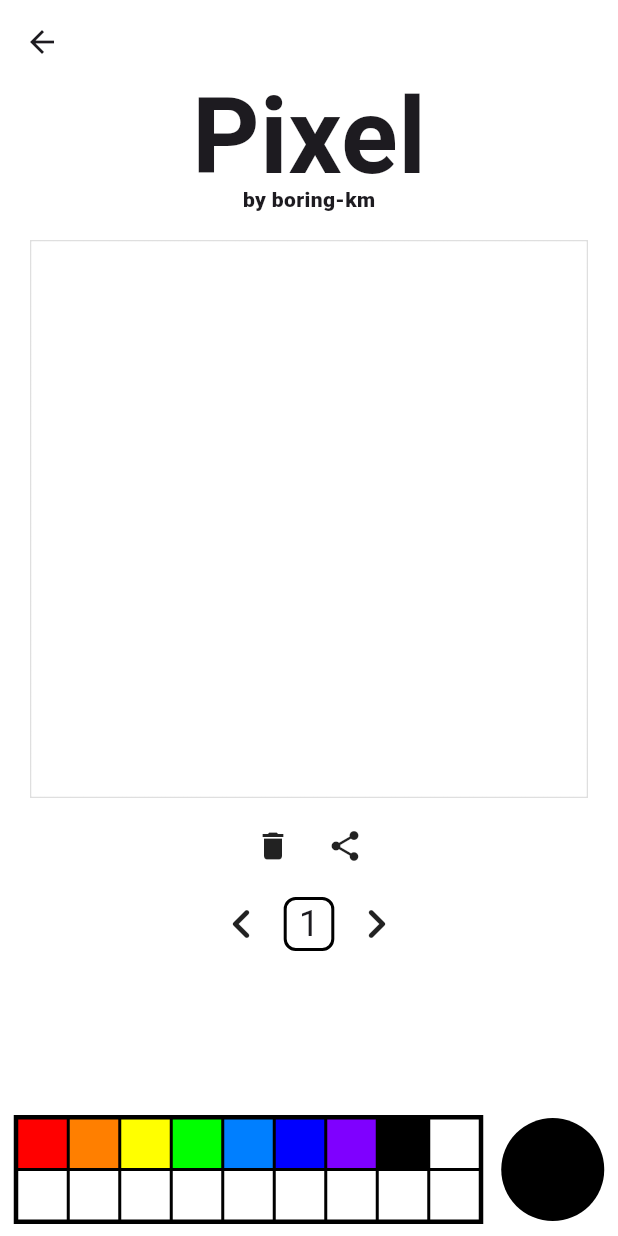
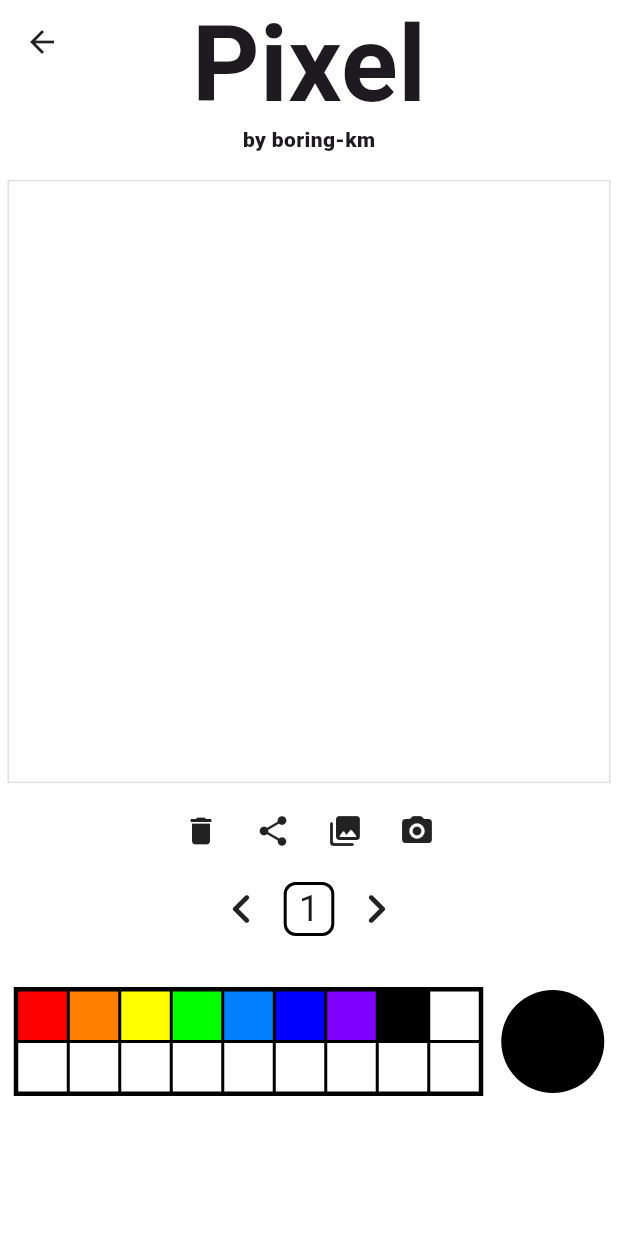
Before and after one commit to Droid-People/What-The-Banana, a Flutter app: the PixelArtScreen screen opened by its route, on a phone screen of 412 x 824 dp. Run offline on Flutter 3.47's test engine with Material 3 defaults, Android fonts, the phone set to English and light mode, and no system bars; our stand-ins replace flutter_colorpicker, flutter_riverpod, flutter_screenutil, go_router, image_picker, logger and 1 more; missing offline and left inert: crop_your_image; Roboto replaces fonts that are missing (PixelFont).

Commit message:
[pixel] 이미지 불러와서 픽셀 그림 그리기 및 이미지 추출 로직 개선

```diff
--- a/lib/contents/pixel_art/pixel_art_screen.dart
+++ b/lib/contents/pixel_art/pixel_art_screen.dart
@@ -6,8 +6,9 @@ import 'package:flutter_riverpod/flutter_riverpod.dart';
 import 'package:flutter_screenutil/flutter_screenutil.dart';
 import 'package:go_router/go_router.dart';
 import 'package:what_the_banana/contents/pixel_art/pixel_art_state_provider.dart';
-import 'package:what_the_banana/contents/pixel_art/pixel_painter.dart';
+import 'package:what_the_banana/contents/pixel_art/pixel_canvas.dart';
 import 'package:what_the_banana/gen/fonts.gen.dart';
+import 'package:what_the_banana/routes.dart';
 
 class PixelArtScreen extends ConsumerStatefulWidget {
   const PixelArtScreen({super.key});
@@ -17,14 +18,14 @@ class PixelArtScreen extends ConsumerStatefulWidget {
 }
 
 class _PixelArtScreenState extends ConsumerState<PixelArtScreen> {
+
   @override
   Widget build(BuildContext context) {
     final width = MediaQuery.of(context).size.width;
 
-    final boardSize = width - 40.h;
+    final boardSize = width - 10.h;
     final state = ref.watch(pixelArtStateNotifierProvider);
     final viewModel = ref.read(pixelArtStateNotifierProvider.notifier);
-    final pictureRecorder = PictureRecorder();
     final paletteWidth = (width * (3 / 4)) / 9;
 
     // bottom navigation bar padding
@@ -32,17 +33,8 @@ class _PixelArtScreenState extends ConsumerState<PixelArtScreen> {
 
     return Scaffold(
       backgroundColor: Colors.white,
-      appBar: AppBar(
-        backgroundColor: Colors.white,
-        leading: IconButton(
-          icon: const Icon(Icons.arrow_back),
-          onPressed: () {
-            context.pop();
-          },
-        ),
-      ),
-      body: Column(
-        mainAxisAlignment: MainAxisAlignment.spaceBetween,
+      body: SafeArea(
+        child: Column(
           children: [
             Column(
               children: [
@@ -53,19 +45,37 @@ class _PixelArtScreenState extends ConsumerState<PixelArtScreen> {
                   boardSize: boardSize,
                   pixelSize: state.pixelSize,
                   gridMap: state.gridMap,
-                pictureRecorder: pictureRecorder,
                   callback: viewModel.changePixelColor,
                 ),
                 12.verticalSpace,
-              DeleteAndShareRow(viewModel, pictureRecorder, boardSize),
+                MiddleButtons(
+                  onDrawMapWhite: viewModel.drawMapWhite,
+                  onShareImage: () =>
+                      viewModel.shareImage(boardSize.toInt()),
+                  onPickImageFromCamera: () {
+                    viewModel.pickImageFromCamera(
+                      callbackImage: (path) async {
+                        context.go(Routes.pixelArt + Routes.crop, extra: path);
+                      },
+                    );
+                  },
+                  onPickImageFromGallery: () {
+                    viewModel.pickImageFromGallery(
+                      callbackImage: (path) async {
+                        context.go(Routes.pixelArt + Routes.crop, extra: path);
+                      },
+                    );
+                  },
+                ),
                 12.verticalSpace,
                 PixelSizeController(viewModel, state.pixelSize),
               ],
             ),
             Padding(
-            padding: EdgeInsets.symmetric(
-              horizontal: 8,
-              vertical: bottomPadding + 8,
+              padding: EdgeInsets.only(
+                left: 8, right: 8,
+                top: 32,
+                bottom: bottomPadding,
               ),
               child: Row(
                 mainAxisAlignment: MainAxisAlignment.center,
@@ -80,7 +90,8 @@ class _PixelArtScreenState extends ConsumerState<PixelArtScreen> {
                         padding: EdgeInsets.zero,
                         gridDelegate:
                             const SliverGridDelegateWithFixedCrossAxisCount(
-                              crossAxisCount: 9),
+                          crossAxisCount: 9,
+                        ),
                         itemCount: state.arrayDeque.length,
                         itemBuilder: (ctx, index) {
                           final color = state.arrayDeque[index];
@@ -161,11 +172,12 @@ class _PixelArtScreenState extends ConsumerState<PixelArtScreen> {
                       width: paletteWidth * 2,
                       height: paletteWidth * 2,
                     ),
-                )
+                  ),
                 ],
               ),
             ),
           ],
+        ),
       ),
     );
   }
@@ -182,8 +194,22 @@ class _PixelArtScreenState extends ConsumerState<PixelArtScreen> {
     );
   }
 
-  Text TitleText() {
-    return Text(
+  Widget TitleText() {
+    return Stack(
+      children: [
+        GestureDetector(
+          onTap: () {
+            context.go(Routes.home);
+          },
+          child: const Padding(
+            padding: EdgeInsets.all(16),
+            child: Icon(Icons.arrow_back),
+          ),
+        ),
+        Center(
+          child: Padding(
+            padding: const EdgeInsets.all(8),
+            child: Text(
               'Pixel',
               style: TextStyle(
                 fontFamily: FontFamily.pixelFont,
@@ -191,33 +217,49 @@ class _PixelArtScreenState extends ConsumerState<PixelArtScreen> {
                 fontSize: 70.sp,
                 height: 1,
               ),
+            ),
+          ),
+        ),
+      ],
     );
   }
 
-  Widget DeleteAndShareRow(
-    PixelArtStateProvider viewModel,
-    PictureRecorder pictureRecorder,
-    double boardSize,
-  ) {
+  Widget MiddleButtons({
+    required void Function() onDrawMapWhite,
+    required void Function() onShareImage,
+    required void Function() onPickImageFromGallery,
+    required void Function() onPickImageFromCamera,
+  }) {
     return Row(
       mainAxisAlignment: MainAxisAlignment.center,
+      spacing: 8.h,
       children: [
         GestureDetector(
-          onTap: viewModel.drawMapWhite,
+          onTap: onDrawMapWhite,
           child: const Padding(
             padding: EdgeInsets.all(8),
             child: Icon(Icons.delete),
           ),
         ),
-        8.horizontalSpace,
         GestureDetector(
-          onTap: () => viewModel.shareImage(
-            pictureRecorder,
-            boardSize.toInt(),
-          ),
+          onTap: onShareImage,
           child: const Padding(
             padding: EdgeInsets.all(8),
             child: Icon(Icons.share),
+          ),
+        ),
+        GestureDetector(
+          onTap: onPickImageFromGallery,
+          child: const Padding(
+            padding: EdgeInsets.all(8),
+            child: Icon(Icons.photo_library_rounded),
+          ),
+        ),
+        GestureDetector(
+          onTap: onPickImageFromCamera,
+          child: const Padding(
+            padding: EdgeInsets.all(8),
+            child: Icon(Icons.photo_camera_rounded),
           ),
         ),
       ],
--- /dev/null
+++ b/lib/contents/pixel_art/pixel_canvas.dart
@@ -0,0 +1,53 @@
+import 'package:flutter/material.dart';
+import 'package:what_the_banana/contents/pixel_art/pixel_painter.dart';
+import 'package:what_the_banana/gen/colors.gen.dart';
+
+const int maxPixelCount = 64;
+
+class PixelCanvas extends StatelessWidget {
+  const PixelCanvas({
+    required this.boardSize, required this.pixelSize, required this.gridMap, required this.callback, super.key,
+  });
+
+  final double boardSize;
+  final int pixelSize;
+  final List<List<Color>> gridMap;
+  final void Function(int, int) callback;
+
+  @override
+  Widget build(BuildContext context) {
+
+    return Container(
+      width: boardSize,
+      height: boardSize,
+      decoration: BoxDecoration(
+        border: Border.all(color: ColorName.lightGrey),
+      ),
+      child: GestureDetector(
+        onTapUp: (details) {
+          _drawPixel(details.localPosition, boardSize, pixelSize);
+        },
+        onPanUpdate: (details) {
+          _drawPixel(details.localPosition, boardSize, pixelSize);
+        },
+        child: CustomPaint(
+          size: Size(boardSize, boardSize),
+          painter: PixelPainter(
+            gridMap: gridMap,
+            pixels: maxPixelCount,
+          ),
+        ),
+      ),
+    );
+  }
+
+  void _drawPixel(Offset offset, double paintSize, int pixelSize) {
+
+    final y = ((offset.dy / paintSize) * maxPixelCount).toInt();
+    final x = ((offset.dx / paintSize) * maxPixelCount).toInt();
+
+    if (y >= 0 && y < maxPixelCount && x >= 0 && x < maxPixelCount) {
+      callback(y, x);
+    }
+  }
+}
--- a/lib/contents/pixel_art/pixel_painter.dart
+++ b/lib/contents/pixel_art/pixel_painter.dart
@@ -1,87 +1,18 @@
-import 'dart:ui';
-
 import 'package:flutter/material.dart';
-import 'package:what_the_banana/gen/colors.gen.dart';
-
-const int defaultPixelCount = 128;
-
-class PixelCanvas extends StatefulWidget {
-  const PixelCanvas({
-    required this.boardSize, required this.pixelSize, required this.gridMap, required this.pictureRecorder, required this.callback, super.key,
-  });
-
-  final double boardSize;
-  final int pixelSize;
-  final List<List<Color>> gridMap;
-  final PictureRecorder pictureRecorder;
-  final void Function(int, int) callback;
-
-  @override
-  State<PixelCanvas> createState() => _PixelCanvasState();
-}
-
-class _PixelCanvasState extends State<PixelCanvas> {
-
-
-  @override
-  Widget build(BuildContext context) {
-
-    return Container(
-      width: widget.boardSize,
-      height: widget.boardSize,
-      decoration: BoxDecoration(
-        border: Border.all(color: ColorName.lightGrey),
-      ),
-      child: GestureDetector(
-        onTapUp: (details) {
-          _drawPixel(details.localPosition, widget.boardSize, widget.pixelSize);
-        },
-        onPanUpdate: (details) {
-          _drawPixel(details.localPosition, widget.boardSize, widget.pixelSize);
-        },
-        child: CustomPaint(
-          size: Size(widget.boardSize, widget.boardSize),
-          painter: PixelPainter(
-            gridMap: widget.gridMap,
-            pictureRecorder: widget.pictureRecorder,
-            callback: widget.callback,
-            pixels: defaultPixelCount,
-          ),
-        ),
-      ),
-    );
-  }
-
-  void _drawPixel(Offset offset, double paintSize, int pixelSize) {
-
-    final y = ((offset.dy / paintSize) * defaultPixelCount).toInt();
-    final x = ((offset.dx / paintSize) * defaultPixelCount).toInt();
-
-    if (y >= 0 && y < defaultPixelCount && x >= 0 && x < defaultPixelCount) {
-      widget.callback(y, x);
-    }
-  }
-}
 
 class PixelPainter extends CustomPainter {
   PixelPainter({
     required this.gridMap,
-    required this.pictureRecorder,
-    required this.callback,
     required this.pixels,
   });
 
   final List<List<Color>> gridMap;
-  final PictureRecorder pictureRecorder;
-  final void Function(int, int) callback;
   final int pixels;
 
   @override
   void paint(Canvas canvas, Size size) {
     final cellWidth = size.width / pixels;
     final cellHeight = size.height / pixels;
-
-    final recorderCanvas = Canvas(pictureRecorder);
 
     // Draw grid cells
     for (var i = 0; i < pixels; i++) {
@@ -91,7 +22,6 @@ class PixelPainter extends CustomPainter {
         final rect = Rect.fromLTWH(x, y, cellWidth, cellHeight);
         final paint = Paint()..color = gridMap[i][j];
         canvas.drawRect(rect, paint);
-        recorderCanvas.drawRect(rect, paint);
       }
     }
   }
@@ -101,3 +31,35 @@ class PixelPainter extends CustomPainter {
     return true; // Always repaint
   }
 }
+
+class PixelCropPainter extends CustomPainter {
+  PixelCropPainter({
+    required this.gridMap,
+    required this.pixels,
+  });
+
+  final List<List<Color>> gridMap;
+  final int pixels;
+
+  @override
+  void paint(Canvas canvas, Size size) {
+    final cellWidth = size.width / pixels;
+    final cellHeight = size.height / pixels;
+
+    // Draw grid cells
+    for (var i = 0; i < pixels; i++) {
+      for (var j = 0; j < pixels; j++) {
+        final x = j * cellWidth;
+        final y = i * cellHeight;
+        final rect = Rect.fromLTWH(x, y, cellWidth, cellHeight);
+        final paint = Paint()..color = gridMap[i][j];
+        canvas.drawRect(rect, paint);
+      }
+    }
+  }
+
+  @override
+  bool shouldRepaint(CustomPainter oldDelegate) {
+    return true; // Always repaint
+  }
+}
--- a/lib/routes.dart
+++ b/lib/routes.dart
@@ -1,4 +1,5 @@
 import 'package:go_router/go_router.dart';
+import 'package:what_the_banana/contents/pixel_art/crop_screen.dart';
 import 'package:what_the_banana/contents/pixel_art/pixel_art_screen.dart';
 import 'package:what_the_banana/contents/puzzle/puzzle_screen.dart';
 import 'package:what_the_banana/contents/roulette/roulette_screen.dart';
@@ -10,6 +11,8 @@ import 'package:what_the_banana/home_screen.dart';
 class Routes {
   static const String home = '/';
   static const String pixelArt = '/pixelArt';
+  static const String crop = '/crop';
+
   static const String roulette = '/roulette';
   static const String puzzle = '/puzzle';
   static const String developers = '/developers';
@@ -26,6 +29,12 @@ class Routes {
           GoRoute(
             path: pixelArt,
             builder: (context, state) => const PixelArtScreen(),
+            routes: [
+              GoRoute(
+                  path: crop,
+                  builder: (context, state) => const CropScreen(),
+              ),
+            ],
           ),
           GoRoute(
             path: roulette,
--- a/pubspec.yaml
+++ b/pubspec.yaml
@@ -37,6 +37,9 @@ dependencies:
   share_plus: ^10.1.3 # for pixel art image share
   path_provider: ^2.1.5
   flutter_colorpicker: ^1.1.0
+  image_picker: ^1.1.2
+  dynamic_image_crop:
+  crop_your_image: ^2.0.0
 
 dev_dependencies:
   flutter_test:
```
Also changed, not shown: lib/contents/pixel_art/crop_screen.dart (added, +142 -0 lines), lib/contents/pixel_art/pixel_art_state_provider.dart (+48 -7 lines), lib/main.dart (+8 -1 lines), 5 other files. Lines whose indentation alone changed are shown as unchanged.
